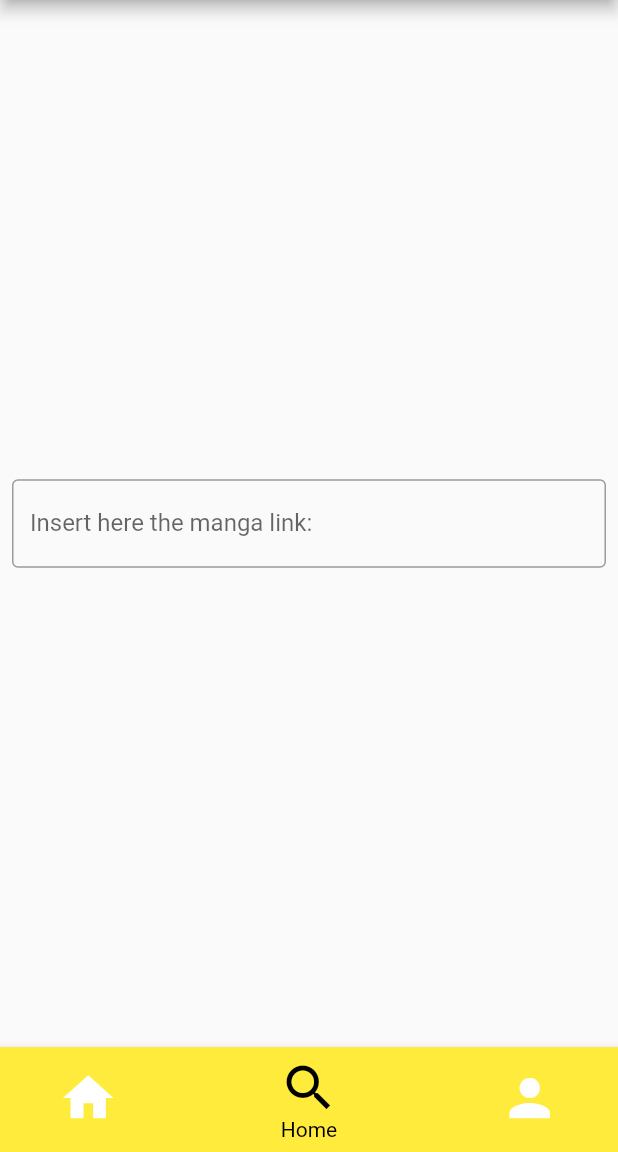
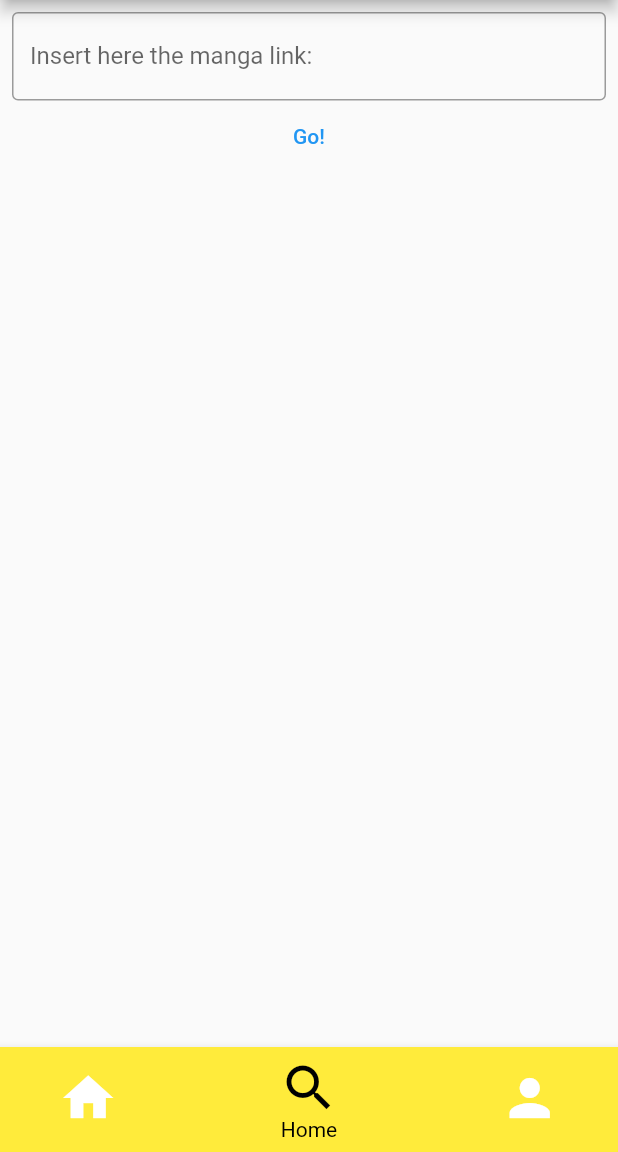
Before and after one commit to amenallahmenjli/aquareader, a Flutter app: the screen it shows after launch, item 2 of the bottom bar chosen, on a phone screen of 412 x 824 dp, the part 84-1236 px from its top. Run offline on Flutter 3.47's test engine with Material 2 defaults, Android fonts, the light colour scheme and no system bars; our stand-ins replace cached_network_image.

Commit message:
some modifications

```diff
--- a/lib/screens/add_manga.dart
+++ b/lib/screens/add_manga.dart
@@ -11,7 +11,9 @@ class AddManga extends StatelessWidget {
       body: Center(
         child: Padding(
           padding: const EdgeInsets.all(8.0),
-          child: TextField(
+          child: Column(
+            children: [
+              TextField(
                 controller: controller,
                 decoration: const InputDecoration(
                   border: OutlineInputBorder(),
@@ -25,6 +27,17 @@ class AddManga extends StatelessWidget {
                               MangaDetailScreenBuilder(link: value)));
                 },
               ),
+              TextButton(
+                  onPressed: () async {
+                    Navigator.push(
+                        context,
+                        MaterialPageRoute(
+                            builder: (context) => MangaDetailScreenBuilder(
+                                link: controller.value.text)));
+                  },
+                  child: Text('Go!'))
+            ],
+          ),
         ),
       ),
     );
```
Lines whose indentation alone changed are shown as unchanged.
